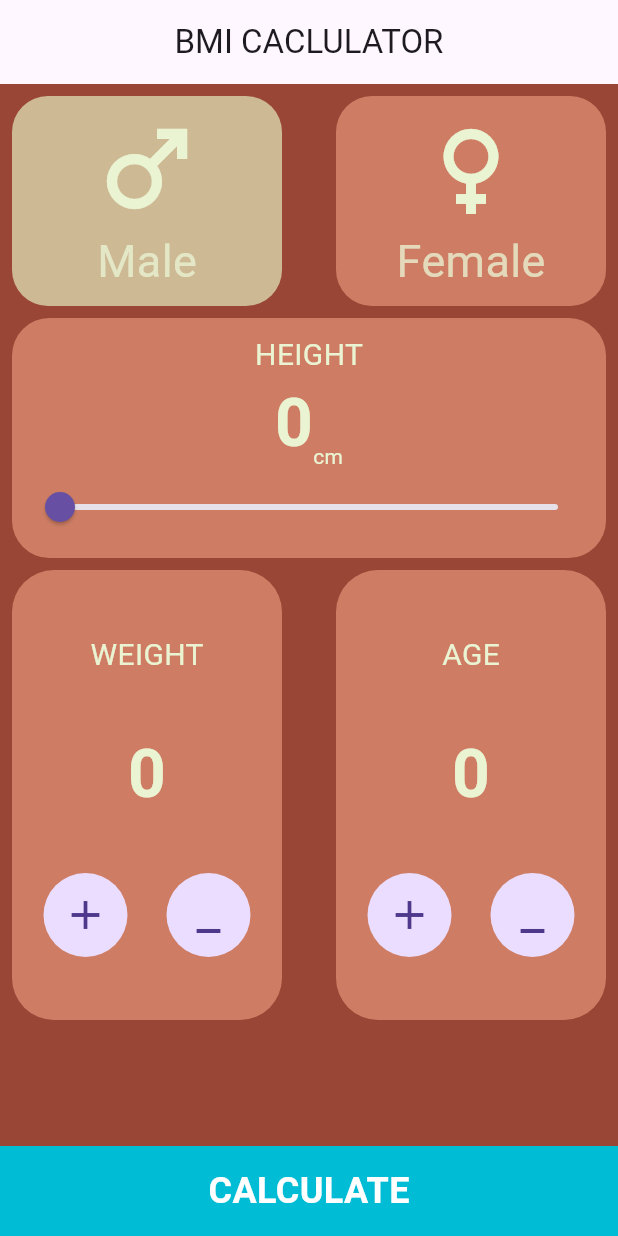
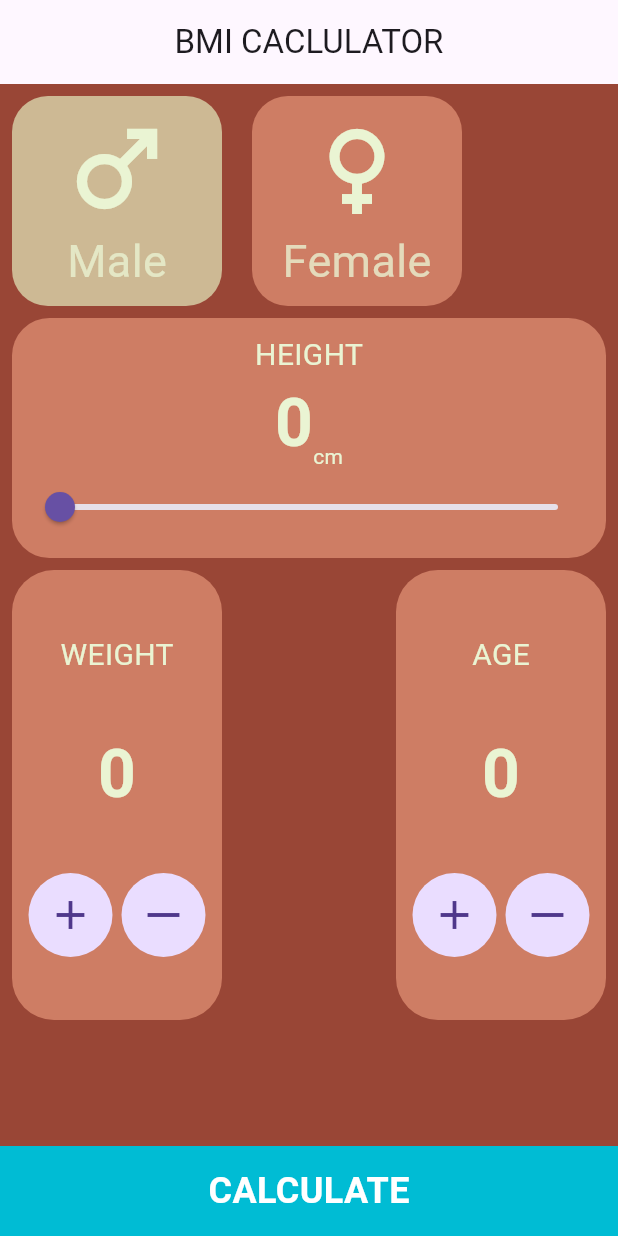
Before and after one commit to Mahmoud-Magdy17/bmi_calculator_app, a Flutter app: the screen it shows after launch, after a tap on "Male", on a phone screen of 412 x 824 dp. Run offline on Flutter 3.47's test engine with Material 3 defaults, Android fonts, the phone set to English and light mode, and no system bars.

```diff
--- a/lib/Widgets/gender.dart
+++ b/lib/Widgets/gender.dart
@@ -15,7 +15,7 @@ class Gender extends StatelessWidget {
               decoration: BoxDecoration(
                   color: Gcolor,
                   borderRadius: BorderRadius.circular(24)),
-              width: 180,
+              width: 140,
               height: 140,
               child: Column(
                 mainAxisAlignment: MainAxisAlignment.spaceEvenly,
--- a/lib/Widgets/weight_and_height.dart
+++ b/lib/Widgets/weight_and_height.dart
@@ -32,7 +32,7 @@ class _WeightAndHeightState extends State<WeightAndHeight> {
         borderRadius: BorderRadius.circular(28),
         color: lightRed,
       ),
-      width: 180,
+      width: 140,
       child: Column(
         mainAxisAlignment: MainAxisAlignment.spaceEvenly,
         children: [
@@ -72,7 +72,7 @@ class _WeightAndHeightState extends State<WeightAndHeight> {
                 child: CircleAvatar(
                   minRadius: 28,
                   child: Icon(
-                    Icons.minimize_outlined,
+                    Icons.horizontal_rule,
                     size: 32,
                   ),
                 ),
--- a/lib/interfaces/home_page.dart
+++ b/lib/interfaces/home_page.dart
@@ -5,18 +5,12 @@ import "package:bmi_calculator/interfaces/result_page.dart";
 import "package:bmi_calculator/models/data_model.dart";
 import "package:bmi_calculator/provider/my_app_provider.dart";
 import "package:flutter/material.dart";
-import "package:flutter/widgets.dart";
 import "package:provider/provider.dart";
 
-class HomeInterface extends StatefulWidget {
+class HomeInterface extends StatelessWidget {
   static const String routeName = 'home interface';
   const HomeInterface({super.key});
 
-  @override
-  State<HomeInterface> createState() => _HomeInterfaceState();
-}
-
-class _HomeInterfaceState extends State<HomeInterface> {
   @override
   Widget build(BuildContext context) {
     final provider = Provider.of<MyAppProvider>(context);
@@ -32,8 +26,7 @@ class _HomeInterfaceState extends State<HomeInterface> {
                     children: [
                       GestureDetector(
                         onTap: () {
-                          setState(() {});
-                          provider.isMale = true;
+                          provider.changeGender(true);
                         },
                         child: Gender(
                           Gicon: Icons.male,
@@ -42,13 +35,16 @@ class _HomeInterfaceState extends State<HomeInterface> {
                         ),
                       ),
 
-                      const Expanded(
-                        child: SizedBox(),
-                      ),
+                      SizedBox(width: 20,),
+                      ////////////////////////////
+                      ///
+
+                      ///
+                      ///////////////////////////////
+
                       GestureDetector(
                         onTap: () {
-                          setState(() {});
-                          provider.isMale = false;
+                          provider.changeGender(false);
                         },
                         child: Gender(
                           Gicon: Icons.female,
@@ -59,8 +55,8 @@ class _HomeInterfaceState extends State<HomeInterface> {
                     ],
                   ),
                   Container(
-                      padding: EdgeInsets.all(8),
-                      margin: EdgeInsets.only(top: 8, bottom: 8),
+                      padding: const EdgeInsets.all(8),
+                      margin: const EdgeInsets.only(top: 8, bottom: 8),
                       decoration: BoxDecoration(
                           color: lightRed,
                           borderRadius: BorderRadius.circular(25)),
@@ -90,11 +86,11 @@ class _HomeInterfaceState extends State<HomeInterface> {
                             ],
                           ),
                           Slider(
-                              value: provider.sliderValue,
-                              onChanged: (Value) {
-                                setState(() {});
-                                provider.sliderValue = Value;
-                              })
+                            value: provider.sliderValue,
+                            onChanged: (Value) {
+                              provider.changeSliderValue(Value);
+                            },
+                          ),
                         ],
                       )),
                   Container(
@@ -107,7 +103,7 @@ class _HomeInterfaceState extends State<HomeInterface> {
                           decrement: provider.weightDecrement,
                           increment: provider.weightIncrement,
                         ),
-                        Expanded(child: SizedBox()),
+                        const Expanded(child: SizedBox()),
                         WeightAndHeight(
                           heightOrWeight: "AGE",
                           count: provider.age,
@@ -135,7 +131,10 @@ class _HomeInterfaceState extends State<HomeInterface> {
               );
             },
             child: Container(
-              child: Text(
+              color: Colors.cyan,
+              height: 60,
+              alignment: Alignment.center,
+              child: const Text(
                 "CALCULATE",
                 style: TextStyle(
                   color: Colors.white,
@@ -143,9 +142,6 @@ class _HomeInterfaceState extends State<HomeInterface> {
                   fontSize: 24,
                 ),
               ),
-              color: Colors.cyan,
-              height: 60,
-              alignment: Alignment.center,
             ),
           )
         ],
--- a/lib/main.dart
+++ b/lib/main.dart
@@ -6,14 +6,15 @@ import 'package:flutter/material.dart';
 import 'package:provider/provider.dart';
 
 void main() {
-  runApp(ChangeNotifierProvider(
-      create: (context) => MyAppProvider(), child: MyApp()));
+  runApp(MyApp());
 }
 
 class MyApp extends StatelessWidget {
   @override
   Widget build(BuildContext context) {
-    return MaterialApp(
+    return ChangeNotifierProvider(
+        create: (context) => MyAppProvider(),
+        child: MaterialApp(
           routes: {
             HomeInterface.routeName: (context) => HomeInterface(),
             ResultPage.routeName: (context) => ResultPage(),
@@ -27,6 +28,6 @@ class MyApp extends StatelessWidget {
             ),
             body: const HomeInterface(),
           ),
-    );
+        ));
   }
 }
--- a/lib/provider/my_app_provider.dart
+++ b/lib/provider/my_app_provider.dart
@@ -1,11 +1,20 @@
-
 import 'package:flutter/material.dart';
 
-class MyAppProvider extends ChangeNotifier{
+class MyAppProvider extends ChangeNotifier {
   int weight = 0;
   bool isMale = true;
   int age = 0;
   double sliderValue = 0;
+
+  void changeSliderValue(double val){
+    sliderValue = val;
+    notifyListeners();
+  }
+
+  void changeGender(bool x){
+    isMale = x;
+    notifyListeners();
+  }
 
   void weightIncrement() {
     weight++;
```
Lines whose indentation alone changed are shown as unchanged.
